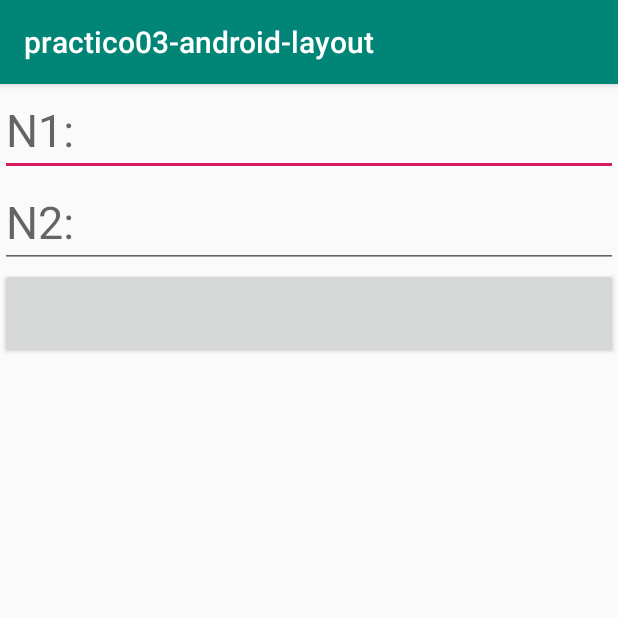
After one commit to JuanMorenoDeveloper/Ejercicios-UDE-Android-2019, an Android app: the CalculadoraActivity screen opened directly, with no data from a screen before it, on a phone screen of 412 x 824 dp, the top half of it. The commit adds this screen. Run offline under Robolectric (Android 15) with nearby library versions, the phone set to English and light mode, and no system bars.

Commit message:
Se agrega solucion a ejercicio 2 de practico 4

```diff
--- a/practico03-intro-android/app/src/main/AndroidManifest.xml
+++ b/practico03-intro-android/app/src/main/AndroidManifest.xml
@@ -9,6 +9,8 @@
             android:roundIcon="@mipmap/ic_launcher_round"
             android:supportsRtl="true"
             android:theme="@style/AppTheme">
+        <activity android:name=".CalculadoraActivity">
+        </activity>
         <activity android:name=".LoginActivity">
         </activity>
         <activity android:name=".MainActivity">
--- a/practico03-intro-android/app/src/main/java/uy/edu/ude/Calculadora.kt
+++ b/practico03-intro-android/app/src/main/java/uy/edu/ude/Calculadora.kt
@@ -5,4 +5,10 @@ class Calculadora {
     fun sum(n1: Int, n2: Int): Int {
         return n1 + n2
     }
+
+//    fun resta(n1: Int, n2: Int): Int {
+//        return n1 - n2
+//    }
+
+    fun resta(n1: Int, n2: Int) = n1 - n2
 }
--- /dev/null
+++ b/practico03-intro-android/app/src/main/java/uy/edu/ude/CalculadoraActivity.kt
@@ -0,0 +1,21 @@
+package uy.edu.ude
+
+import android.os.Bundle
+import androidx.appcompat.app.AppCompatActivity
+import kotlinx.android.synthetic.main.activity_calculadora.*
+
+class CalculadoraActivity : AppCompatActivity() {
+
+    override fun onCreate(savedInstanceState: Bundle?) {
+        super.onCreate(savedInstanceState)
+        setContentView(R.layout.activity_calculadora)
+        btnSuma.setOnClickListener { sumar() }
+    }
+
+    fun sumar() {
+        val n1 = Integer.parseInt(edNumero1.text.toString())
+        val n2 = Integer.parseInt(edNumero2.text.toString())
+        val calc = Calculadora()
+        tvResultado.text = "${calc.sum(n1, n2)}"
+    }
+}
--- /dev/null
+++ b/practico03-intro-android/app/src/main/res/layout/activity_calculadora.xml
@@ -0,0 +1,27 @@
+<?xml version="1.0" encoding="utf-8"?>
+<LinearLayout
+        xmlns:android="http://schemas.android.com/apk/res/android"
+        xmlns:tools="http://schemas.android.com/tools"
+        android:layout_width="match_parent"
+        android:layout_height="match_parent"
+        tools:context=".CalculadoraActivity" android:orientation="vertical">
+
+    <EditText
+            android:layout_width="match_parent"
+            android:layout_height="wrap_content"
+            android:inputType="text"
+            android:ems="10"
+            android:id="@+id/edNumero1" android:textSize="30sp" android:hint="@string/hint_n1"/>
+    <EditText
+            android:layout_width="match_parent"
+            android:layout_height="wrap_content"
+            android:inputType="text"
+            android:ems="10"
+            android:id="@+id/edNumero2" android:textSize="30sp" android:hint="@string/hint_n2"/>
+    <Button
+            android:layout_width="match_parent"
+            android:layout_height="wrap_content" android:id="@+id/btnSuma" android:textSize="30sp" tools:text="+"/>
+    <TextView
+            android:layout_width="match_parent"
+            android:layout_height="wrap_content" android:id="@+id/tvResultado" android:textSize="30sp"/>
+</LinearLayout>
--- a/practico03-intro-android/app/src/main/res/values/strings.xml
+++ b/practico03-intro-android/app/src/main/res/values/strings.xml
@@ -7,4 +7,6 @@
     <string name="login">Login</string>
     <string name="contrase_a">Contraseña</string>
     <string name="resultado">Resultado</string>
+    <string name="hint_n1">N1:</string>
+    <string name="hint_n2">N2:</string>
 </resources>
```
Also changed, not shown: 3 other files.
